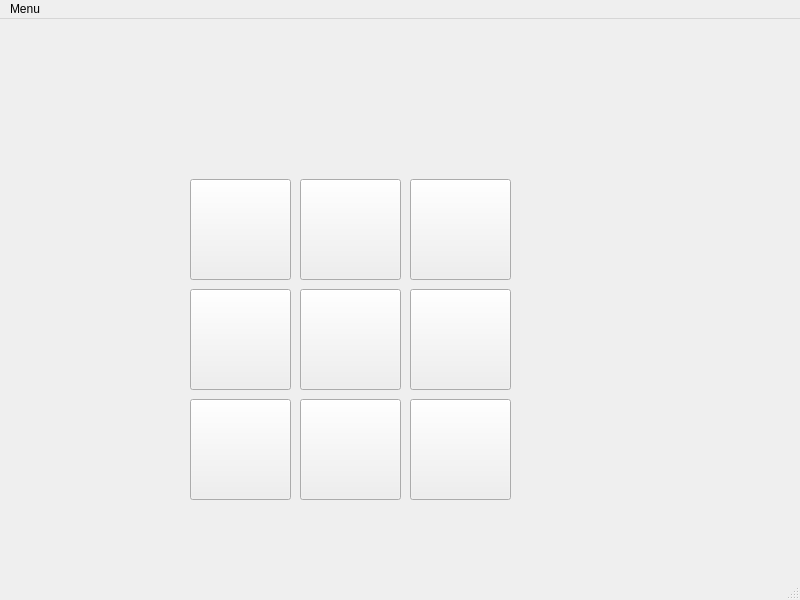
Before: the Qt Designer form mainwindow.ui in PersuesT/tictactoe-qt, drawn with Qt 5.
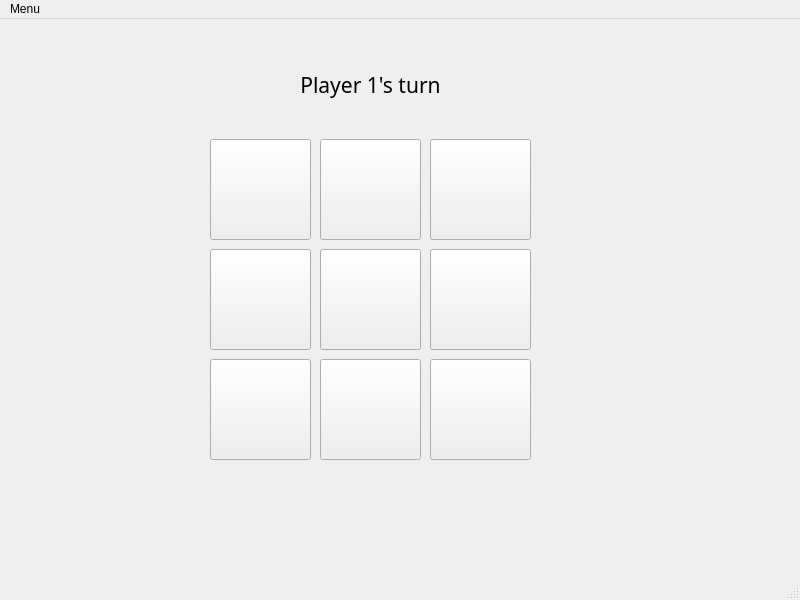
After: the same form once the commit is applied.

```diff
--- a/mainwindow.ui
+++ b/mainwindow.ui
@@ -17,8 +17,8 @@
    <widget class="QPushButton" name="btn0">
     <property name="geometry">
      <rect>
-      <x>190</x>
-      <y>160</y>
+      <x>210</x>
+      <y>120</y>
       <width>101</width>
       <height>101</height>
      </rect>
@@ -30,8 +30,8 @@
    <widget class="QPushButton" name="btn1">
     <property name="geometry">
      <rect>
-      <x>300</x>
-      <y>160</y>
+      <x>320</x>
+      <y>120</y>
       <width>101</width>
       <height>101</height>
      </rect>
@@ -43,8 +43,8 @@
    <widget class="QPushButton" name="btn2">
     <property name="geometry">
      <rect>
-      <x>410</x>
-      <y>160</y>
+      <x>430</x>
+      <y>120</y>
       <width>101</width>
       <height>101</height>
      </rect>
@@ -56,8 +56,8 @@
    <widget class="QPushButton" name="btn3">
     <property name="geometry">
      <rect>
-      <x>190</x>
-      <y>270</y>
+      <x>210</x>
+      <y>230</y>
       <width>101</width>
       <height>101</height>
      </rect>
@@ -69,8 +69,8 @@
    <widget class="QPushButton" name="btn4">
     <property name="geometry">
      <rect>
-      <x>300</x>
-      <y>270</y>
+      <x>320</x>
+      <y>230</y>
       <width>101</width>
       <height>101</height>
      </rect>
@@ -82,8 +82,8 @@
    <widget class="QPushButton" name="btn5">
     <property name="geometry">
      <rect>
-      <x>410</x>
-      <y>270</y>
+      <x>430</x>
+      <y>230</y>
       <width>101</width>
       <height>101</height>
      </rect>
@@ -95,8 +95,8 @@
    <widget class="QPushButton" name="btn6">
     <property name="geometry">
      <rect>
-      <x>190</x>
-      <y>380</y>
+      <x>210</x>
+      <y>340</y>
       <width>101</width>
       <height>101</height>
      </rect>
@@ -108,8 +108,8 @@
    <widget class="QPushButton" name="btn7">
     <property name="geometry">
      <rect>
-      <x>300</x>
-      <y>380</y>
+      <x>320</x>
+      <y>340</y>
       <width>101</width>
       <height>101</height>
      </rect>
@@ -121,8 +121,8 @@
    <widget class="QPushButton" name="btn8">
     <property name="geometry">
      <rect>
-      <x>410</x>
-      <y>380</y>
+      <x>430</x>
+      <y>340</y>
       <width>101</width>
       <height>101</height>
      </rect>
@@ -131,6 +131,53 @@
      <string/>
     </property>
    </widget>
+   <widget class="QLabel" name="lblWin">
+    <property name="geometry">
+     <rect>
+      <x>220</x>
+      <y>470</y>
+      <width>311</width>
+      <height>31</height>
+     </rect>
+    </property>
+    <property name="font">
+     <font>
+      <family>Sans</family>
+      <pointsize>20</pointsize>
+     </font>
+    </property>
+    <property name="layoutDirection">
+     <enum>Qt::LeftToRight</enum>
+    </property>
+    <property name="text">
+     <string/>
+    </property>
+    <property name="alignment">
+     <set>Qt::AlignCenter</set>
+    </property>
+   </widget>
+   <widget class="QLabel" name="lblTurn">
+    <property name="geometry">
+     <rect>
+      <x>220</x>
+      <y>40</y>
+      <width>301</width>
+      <height>51</height>
+     </rect>
+    </property>
+    <property name="font">
+     <font>
+      <family>Sans</family>
+      <pointsize>16</pointsize>
+     </font>
+    </property>
+    <property name="text">
+     <string>Player 1's turn</string>
+    </property>
+    <property name="alignment">
+     <set>Qt::AlignCenter</set>
+    </property>
+   </widget>
   </widget>
   <widget class="QMenuBar" name="menubar">
    <property name="geometry">
```
